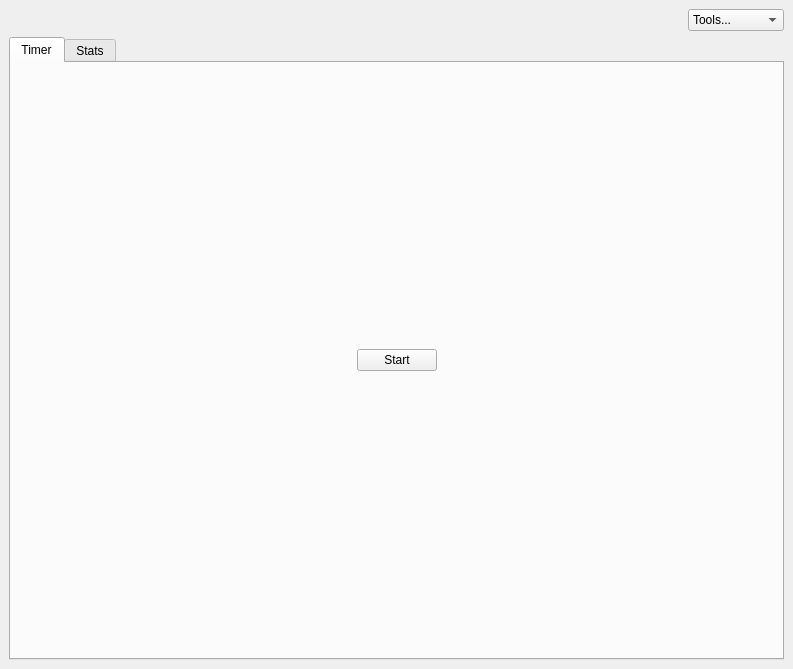
hashpad/Qomodoro, file mainwindow.ui: the form before one commit.
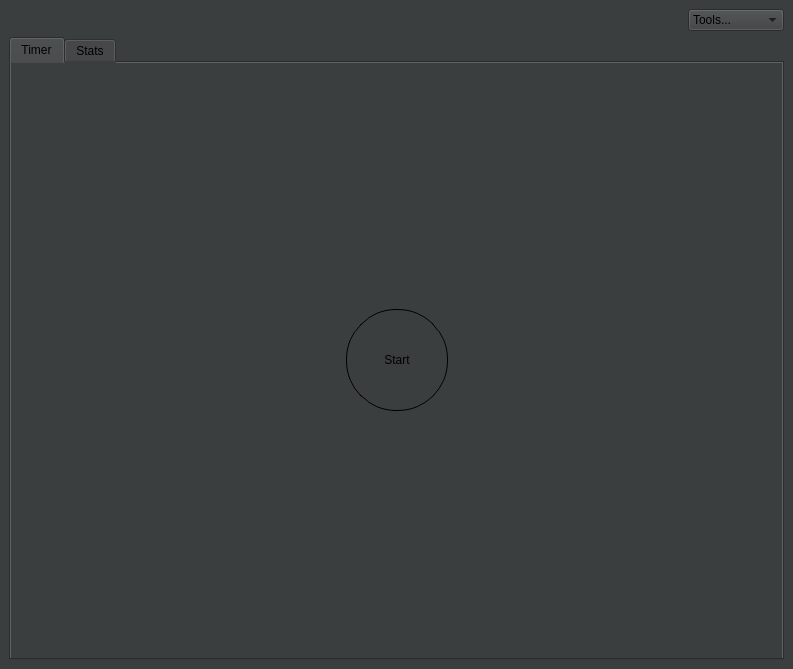
The form after the commit. The open tabs and pages were chosen to show the change. Custom widgets are drawn as their Qt base class.

```diff
--- a/mainwindow.ui
+++ b/mainwindow.ui
@@ -13,6 +13,9 @@
   <property name="windowTitle">
    <string>Qomodoro</string>
   </property>
+  <property name="styleSheet">
+   <string notr="true">background-color:#3b3e3f;</string>
+  </property>
   <widget class="QWidget" name="centralwidget">
    <layout class="QGridLayout" name="gridLayout_4">
     <item row="0" column="0">
@@ -74,7 +77,10 @@
          </attribute>
          <layout class="QGridLayout" name="gridLayout_2">
           <item row="0" column="1">
-           <widget class="QStackedWidget" name="timerStacked">
+           <widget class="QStackedWidget" name="timerTabPages">
+            <property name="styleSheet">
+             <string notr="true">background-color:#3b3e3f;</string>
+            </property>
             <property name="currentIndex">
              <number>1</number>
             </property>
@@ -84,6 +90,13 @@
                <layout class="QGridLayout" name="gridLayout">
                 <item row="0" column="2">
                  <widget class="QPushButton" name="startBtn">
+                  <property name="styleSheet">
+                   <string notr="true">border-radius: 50px;
+border: 1px solid #000;
+height: 100px;
+width: 100px;
+</string>
+                  </property>
                   <property name="text">
                    <string>Start</string>
                   </property>
```
Left out of the diff: 38 changed lines with no effect on the pictures.
